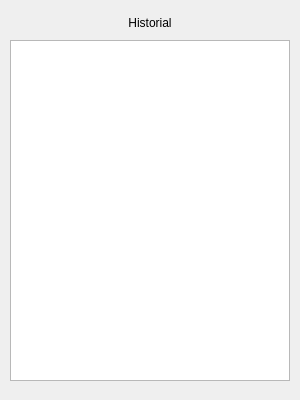
This is CalculadoraPyQT/Historial.ui in sbcesar/CalculadoraPyQT as Qt 5 draws it before an edit. The edited form follows.
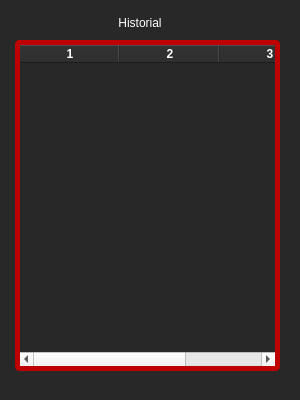
This is the edited form.

What changed in the file:
```diff
--- a/CalculadoraPyQT/Historial.ui
+++ b/CalculadoraPyQT/Historial.ui
@@ -10,6 +10,12 @@
     <height>400</height>
    </rect>
   </property>
+  <property name="sizePolicy">
+   <sizepolicy hsizetype="Expanding" vsizetype="Expanding">
+    <horstretch>0</horstretch>
+    <verstretch>0</verstretch>
+   </sizepolicy>
+  </property>
   <property name="minimumSize">
    <size>
     <width>300</width>
@@ -25,28 +31,25 @@
   <property name="windowTitle">
    <string>Dialog</string>
   </property>
-  <widget class="QTextEdit" name="textEdit_historial">
-   <property name="geometry">
-    <rect>
-     <x>10</x>
-     <y>40</y>
-     <width>280</width>
-     <height>341</height>
-    </rect>
-   </property>
-   <property name="layoutDirection">
-    <enum>Qt::LayoutDirection::RightToLeft</enum>
-   </property>
-  </widget>
+  <property name="styleSheet">
+   <string notr="true">QDialog {
+	background-color: #282828;
+}</string>
+  </property>
   <widget class="QLabel" name="label">
    <property name="geometry">
     <rect>
-     <x>10</x>
+     <x>0</x>
      <y>10</y>
      <width>280</width>
      <height>25</height>
     </rect>
    </property>
+   <property name="styleSheet">
+    <string notr="true">QLabel {
+	color: white;
+}</string>
+   </property>
    <property name="text">
     <string>Historial</string>
    </property>
@@ -54,6 +57,61 @@
     <set>Qt::AlignmentFlag::AlignCenter</set>
    </property>
   </widget>
+  <widget class="QTableWidget" name="tableWidget">
+   <property name="geometry">
+    <rect>
+     <x>15</x>
+     <y>40</y>
+     <width>265</width>
+     <height>331</height>
+    </rect>
+   </property>
+   <property name="sizePolicy">
+    <sizepolicy hsizetype="Expanding" vsizetype="Expanding">
+     <horstretch>0</horstretch>
+     <verstretch>0</verstretch>
+    </sizepolicy>
+   </property>
+   <property name="styleSheet">
+    <string notr="true">QTableWidget {
+	border: 5px solid #bf0000;
+	border-radius: 5px;
+	background-color: #282828;
+	color: white;
+}
+
+QTableWidget::item:selected {
+        background-color: #282828;
+}
+
+QHeaderView::section {
+        background-color: #282828;
+        color: white;
+        font-weight: bold;
+}
+
+
+</string>
+   </property>
+   <property name="showGrid">
+    <bool>false</bool>
+   </property>
+   <property name="columnCount">
+    <number>3</number>
+   </property>
+   <attribute name="verticalHeaderVisible">
+    <bool>false</bool>
+   </attribute>
+   <attribute name="verticalHeaderCascadingSectionResizes">
+    <bool>false</bool>
+   </attribute>
+   <attribute name="verticalHeaderHighlightSections">
+    <bool>true</bool>
+   </attribute>
+   <column/>
+   <column/>
+   <column/>
+  </widget>
  </widget>
  <resources/>
  <connections/>
```
